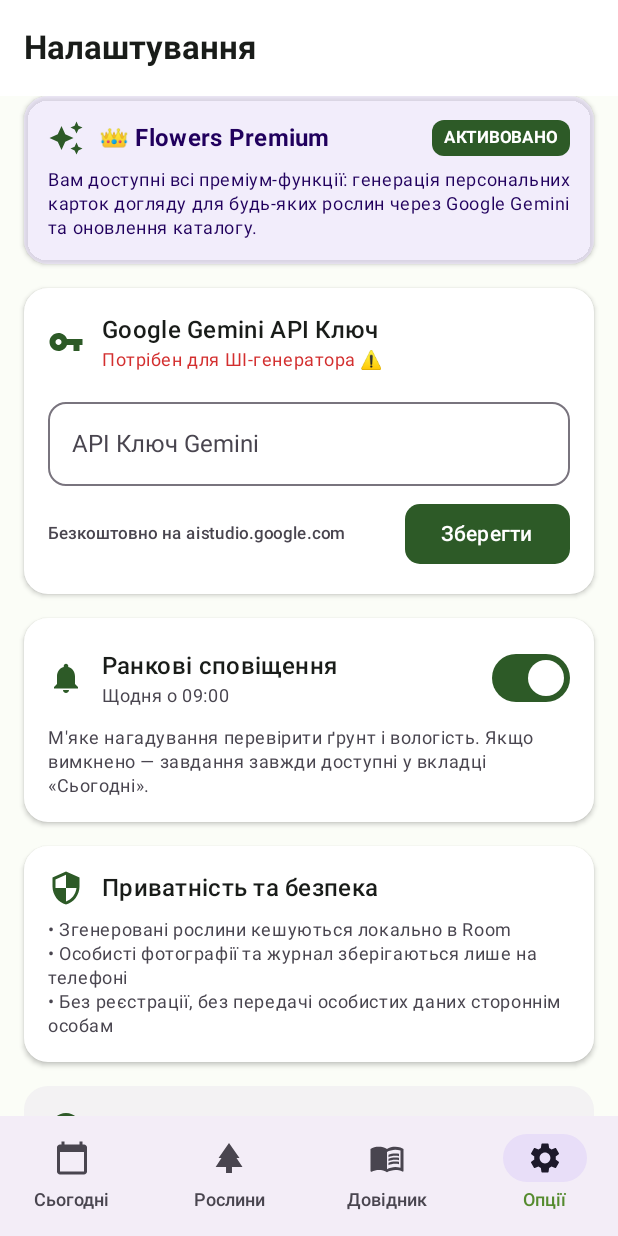
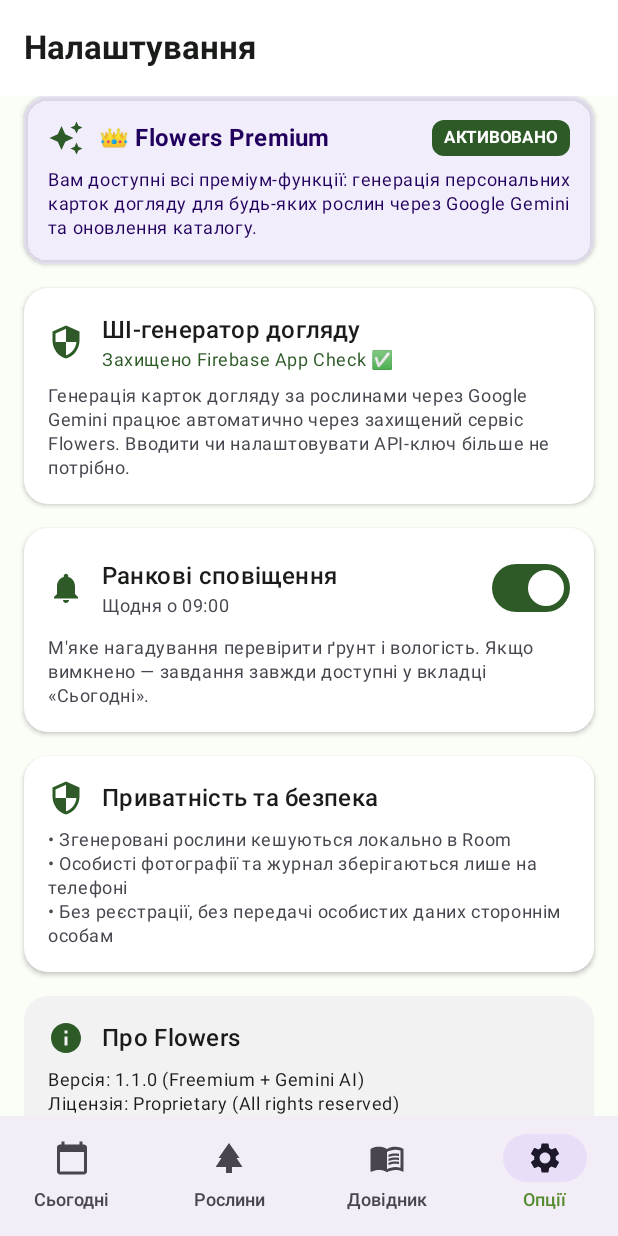
Before and after one commit to SaVoJ13/flowers, an Android app built with Jetpack Compose: the settings screen opened through its navigation route, on a phone screen of 412 x 824 dp. Run offline under Robolectric (Android 15) with nearby library versions, the phone set to English and light mode, and no system bars.

Commit message:
feat(ai): migrate to Firebase AI Logic and App Check (TASK-019) (#5)
* build(git): ignore google-services.json to prevent credential leaks (TASK-019)

* feat(ai): migrate plant care generation to Firebase AI Logic and App Check (TASK-019)

- Integrate Firebase BoM 35.2.0, firebase-ai 18.2.0, and firebase-appcheck
- Multi-source AppCheckHelper: DebugAppCheckProviderFactory in debug, PlayIntegrityAppCheckProviderFactory in release
- Refactor GeminiPlantService to use Firebase.ai with GenerativeBackend.googleAI()
- Remove API key input and persistence from SettingsScreen and UserPreferences
- Erase legacy stored API key on app launch
- Update unit tests, third-party registry, and governance docs

```diff
--- a/app/src/main/java/com/flowers/app/FlowersApplication.kt
+++ b/app/src/main/java/com/flowers/app/FlowersApplication.kt
@@ -6,8 +6,11 @@ import androidx.work.PeriodicWorkRequestBuilder
 import androidx.work.WorkManager
 import com.flowers.app.data.local.FlowersDatabase
 import com.flowers.app.data.repository.FlowersRepositoryImpl
+import com.flowers.app.data.security.AppCheckHelper
 import com.flowers.app.data.worker.DailyReminderWorker
 import com.flowers.app.data.worker.NotificationHelper
+import com.google.firebase.Firebase
+import com.google.firebase.initialize
 import java.util.Calendar
 import java.util.concurrent.TimeUnit
 
@@ -26,6 +29,8 @@ class FlowersApplication : Application() {
 
     override fun onCreate() {
         super.onCreate()
+        Firebase.initialize(this)
+        AppCheckHelper.initAppCheck()
         NotificationHelper.createNotificationChannel(this)
         scheduleDailyReminder()
     }
--- a/app/src/main/java/com/flowers/app/data/preferences/UserPreferences.kt
+++ b/app/src/main/java/com/flowers/app/data/preferences/UserPreferences.kt
@@ -7,13 +7,16 @@ class UserPreferences(context: Context) {
 
     private val prefs: SharedPreferences = context.getSharedPreferences(PREFS_NAME, Context.MODE_PRIVATE)
 
+    init {
+        // TASK-019: Видаляємо раніше збережений локальний API-ключ Gemini, щоб він не лишався на пристроях
+        if (prefs.contains(KEY_GEMINI_API_KEY)) {
+            prefs.edit().remove(KEY_GEMINI_API_KEY).apply()
+        }
+    }
+
     var isPremium: Boolean
         get() = prefs.getBoolean(KEY_IS_PREMIUM, true) // Enabled by default for Owner / test device
         set(value) = prefs.edit().putBoolean(KEY_IS_PREMIUM, value).apply()
-
-    var geminiApiKey: String
-        get() = prefs.getString(KEY_GEMINI_API_KEY, "") ?: ""
-        set(value) = prefs.edit().putString(KEY_GEMINI_API_KEY, value.trim()).apply()
 
     companion object {
         private const val PREFS_NAME = "flowers_user_preferences"
--- a/app/src/main/java/com/flowers/app/data/repository/FlowersRepositoryImpl.kt
+++ b/app/src/main/java/com/flowers/app/data/repository/FlowersRepositoryImpl.kt
@@ -167,8 +167,7 @@ class FlowersRepositoryImpl(
 
     override suspend fun generatePlantWithAi(plantQuery: String): GeneratePlantResult {
         return geminiPlantService.generatePlantCareCard(
-            plantQuery = plantQuery,
-            apiKey = userPreferences.geminiApiKey
+            plantQuery = plantQuery
         )
     }
 }
--- a/app/src/main/java/com/flowers/app/ui/settings/SettingsScreen.kt
+++ b/app/src/main/java/com/flowers/app/ui/settings/SettingsScreen.kt
@@ -17,14 +17,11 @@ import androidx.compose.material.icons.filled.AutoAwesome
 import androidx.compose.material.icons.filled.Info
 import androidx.compose.material.icons.filled.Notifications
 import androidx.compose.material.icons.filled.Security
-import androidx.compose.material.icons.filled.VpnKey
-import androidx.compose.material3.Button
 import androidx.compose.material3.Card
 import androidx.compose.material3.CardDefaults
 import androidx.compose.material3.ExperimentalMaterial3Api
 import androidx.compose.material3.Icon
 import androidx.compose.material3.MaterialTheme
-import androidx.compose.material3.OutlinedTextField
 import androidx.compose.material3.Scaffold
 import androidx.compose.material3.Switch
 import androidx.compose.material3.Text
@@ -46,8 +43,6 @@ fun SettingsScreen(
     userPreferences: UserPreferences
 ) {
     var notificationsEnabled by remember { mutableStateOf(true) }
-    var apiKeyInput by remember { mutableStateOf(userPreferences.geminiApiKey) }
-    var isKeySaved by remember { mutableStateOf(userPreferences.geminiApiKey.isNotBlank()) }
 
     Scaffold(
         topBar = {
@@ -121,7 +116,7 @@ fun SettingsScreen(
                 }
             }
 
-            // 2. Gemini AI Key Card
+            // 2. AI Generator Info Card (Firebase App Check)
             Card(
                 modifier = Modifier.fillMaxWidth(),
                 shape = RoundedCornerShape(16.dp),
@@ -130,52 +125,23 @@ fun SettingsScreen(
             ) {
                 Column(modifier = Modifier.padding(16.dp)) {
                     Row(verticalAlignment = Alignment.CenterVertically) {
-                        Icon(Icons.Default.VpnKey, contentDescription = null, tint = MaterialTheme.colorScheme.primary)
+                        Icon(Icons.Default.Security, contentDescription = null, tint = MaterialTheme.colorScheme.primary)
                         Spacer(modifier = Modifier.width(12.dp))
                         Column {
-                            Text("Google Gemini API Ключ", style = MaterialTheme.typography.titleMedium, fontWeight = FontWeight.SemiBold)
+                            Text("ШІ-генератор догляду", style = MaterialTheme.typography.titleMedium, fontWeight = FontWeight.SemiBold)
                             Text(
-                                text = if (isKeySaved) "Ключ налаштовано ✅" else "Потрібен для ШІ-генератора ⚠️",
+                                text = "Захищено Firebase App Check ✅",
                                 style = MaterialTheme.typography.bodySmall,
-                                color = if (isKeySaved) MaterialTheme.colorScheme.primary else MaterialTheme.colorScheme.error
+                                color = MaterialTheme.colorScheme.primary
                             )
                         }
                     }
-                    Spacer(modifier = Modifier.height(12.dp))
-                    OutlinedTextField(
-                        value = apiKeyInput,
-                        onValueChange = {
-                            apiKeyInput = it
-                            isKeySaved = false
-                        },
-                        label = { Text("API Ключ Gemini") },
-                        placeholder = { Text("Вставте AI Studio ключ тут") },
-                        singleLine = true,
-                        modifier = Modifier.fillMaxWidth(),
-                        shape = RoundedCornerShape(12.dp)
+                    Spacer(modifier = Modifier.height(8.dp))
+                    Text(
+                        text = "Генерація карток догляду за рослинами через Google Gemini працює автоматично через захищений сервіс Flowers. Вводити чи налаштовувати API-ключ більше не потрібно.",
+                        style = MaterialTheme.typography.bodySmall,
+                        color = MaterialTheme.colorScheme.onSurfaceVariant
                     )
-                    Spacer(modifier = Modifier.height(8.dp))
-                    Row(
-                        modifier = Modifier.fillMaxWidth(),
-                        horizontalArrangement = Arrangement.SpaceBetween,
-                        verticalAlignment = Alignment.CenterVertically
-                    ) {
-                        Text(
-                            text = "Безкоштовно на aistudio.google.com",
-                            style = MaterialTheme.typography.labelSmall,
-                            color = MaterialTheme.colorScheme.onSurfaceVariant
-                        )
-                        Button(
-                            onClick = {
-                                userPreferences.geminiApiKey = apiKeyInput
-                                isKeySaved = apiKeyInput.isNotBlank()
-                            },
-                            enabled = apiKeyInput != userPreferences.geminiApiKey || !isKeySaved,
-                            shape = RoundedCornerShape(10.dp)
-                        ) {
-                            Text("Зберегти")
-                        }
-                    }
                 }
             }
 
--- a/build.gradle.kts
+++ b/build.gradle.kts
@@ -3,4 +3,5 @@ plugins {
     alias(libs.plugins.kotlin.android) apply false
     alias(libs.plugins.kotlin.compose) apply false
     alias(libs.plugins.ksp) apply false
+    alias(libs.plugins.google.services) apply false
 }
```
Also changed, not shown: app/build.gradle.kts (+7 -0 lines), app/src/debug/java/com/flowers/app/data/security/AppCheckHelper.kt (added, +13 -0 lines), app/src/main/java/com/flowers/app/data/remote/GeminiConfig.kt (+2 -8 lines), app/src/main/java/com/flowers/app/data/remote/GeminiPlantService.kt (+70 -67 lines), gradle/libs.versions.toml (+7 -0 lines), 9 other files.
